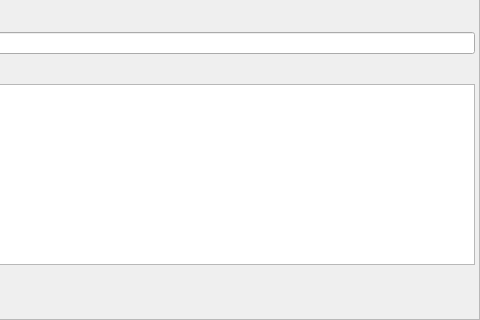
Qt form editor.ui (kuba-moo/GardenDB) before a commit; both pictures show x 790 to 1270 and y 430 to 750 of the 1270 by 750 pixel window.
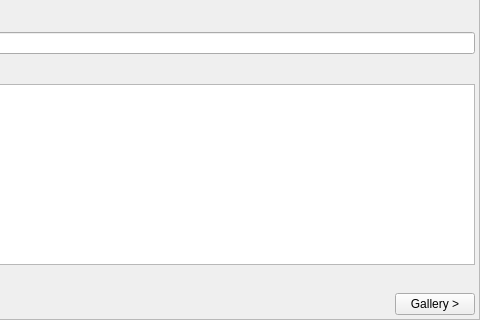
The same form after that commit. Icons and pictures are not drawn.

Patch:
```diff
--- a/editor.ui
+++ b/editor.ui
@@ -350,6 +350,20 @@
           </property>
          </spacer>
         </item>
+        <item>
+         <widget class="QPushButton" name="gallery">
+          <property name="enabled">
+           <bool>true</bool>
+          </property>
+          <property name="text">
+           <string>Gallery &gt;</string>
+          </property>
+          <property name="icon">
+           <iconset resource="app.qrc">
+            <normaloff>:/icons/image</normaloff>:/icons/image</iconset>
+          </property>
+         </widget>
+        </item>
        </layout>
       </item>
      </layout>
```
